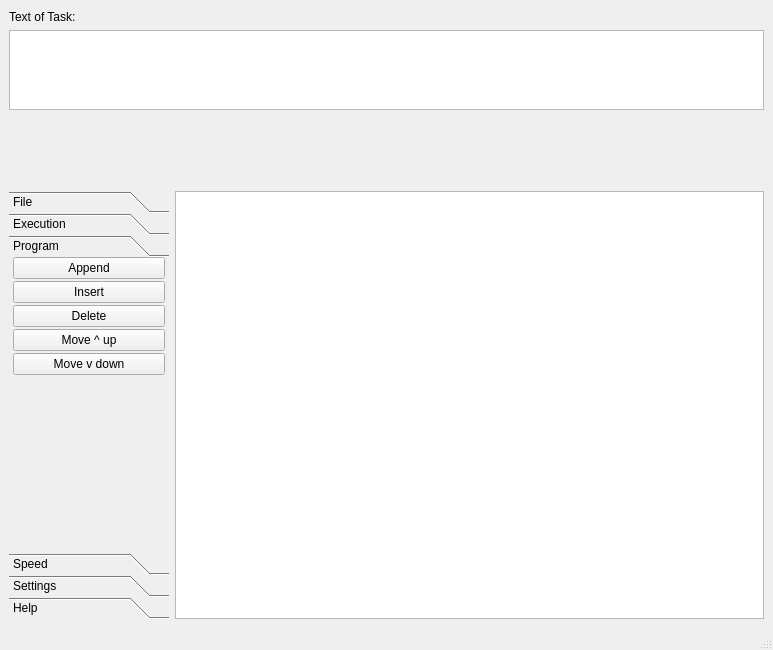
The window that wmain.ui (adm-academic/CPP_Qt5_Post_Machine) describes before a commit, drawn with Qt 5.
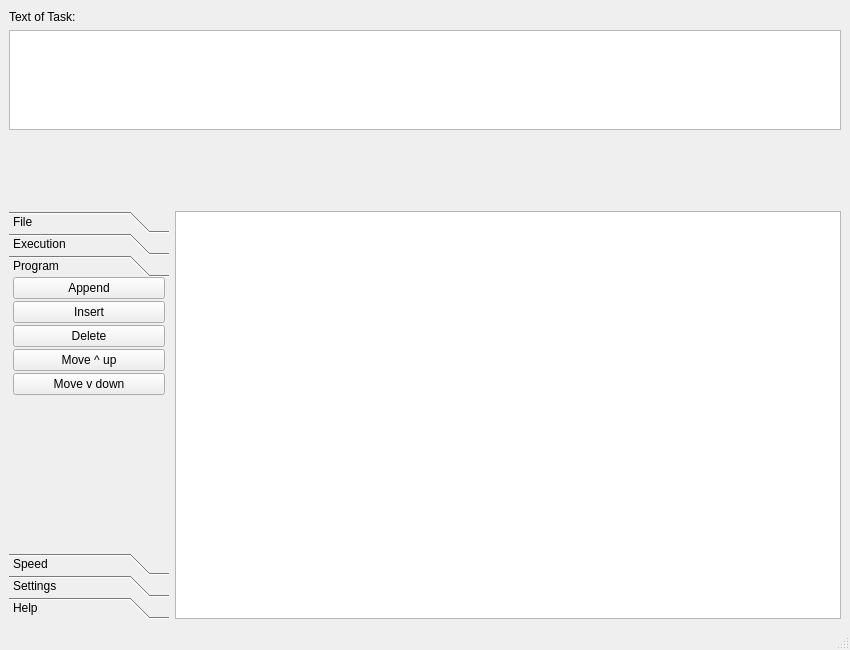
The same window after the commit. The open tabs and pages were chosen to show the change. Custom widgets are drawn as their Qt base class.

```diff
--- a/wmain.ui
+++ b/wmain.ui
@@ -6,7 +6,7 @@
    <rect>
     <x>0</x>
     <y>0</y>
-    <width>773</width>
+    <width>850</width>
     <height>650</height>
    </rect>
   </property>
@@ -47,13 +47,19 @@
         <property name="minimumSize">
          <size>
           <width>0</width>
-          <height>80</height>
+          <height>100</height>
          </size>
         </property>
        </widget>
       </item>
       <item>
        <widget class="Post_Tape" name="tape_widget" native="true">
+        <property name="sizePolicy">
+         <sizepolicy hsizetype="Preferred" vsizetype="Fixed">
+          <horstretch>0</horstretch>
+          <verstretch>0</verstretch>
+         </sizepolicy>
+        </property>
         <property name="minimumSize">
          <size>
           <width>300</width>
@@ -238,7 +244,7 @@
            <x>0</x>
            <y>0</y>
            <width>160</width>
-           <height>206</height>
+           <height>186</height>
           </rect>
          </property>
          <attribute name="label">
```
Left out of the diff: 16 changed lines with no effect on the pictures.
